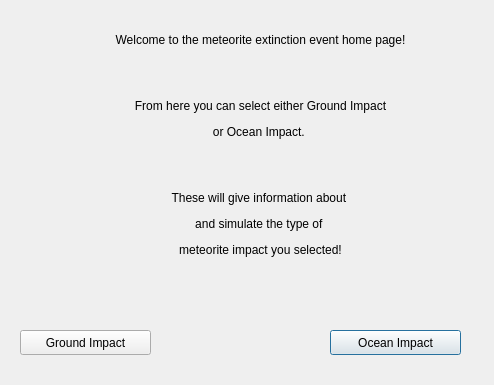
This is meteorite.ui in robertche54/a8-an-educational-app-f18 as Qt 5 draws it before an edit. The edited form follows.
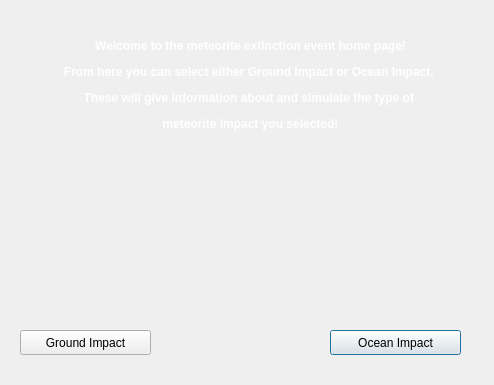
This is the edited form.

What changed in the file:
```diff
--- a/meteorite.ui
+++ b/meteorite.ui
@@ -42,17 +42,29 @@
   <widget class="QLabel" name="label">
    <property name="geometry">
     <rect>
-     <x>60</x>
-     <y>10</y>
-     <width>401</width>
-     <height>271</height>
+     <x>30</x>
+     <y>0</y>
+     <width>441</width>
+     <height>171</height>
     </rect>
    </property>
+   <property name="font">
+    <font>
+     <weight>75</weight>
+     <bold>true</bold>
+    </font>
+   </property>
+   <property name="styleSheet">
+    <string notr="true">color: white; </string>
+   </property>
    <property name="lineWidth">
     <number>1</number>
    </property>
    <property name="text">
-    <string>&lt;html&gt;&lt;head/&gt;&lt;body&gt;&lt;p align=&quot;center&quot;&gt;Welcome to the meteorite extinction event home page!&lt;/p&gt;&lt;p align=&quot;center&quot;&gt;&lt;br/&gt;&lt;/p&gt;&lt;p align=&quot;center&quot;&gt;From here you can select either Ground Impact&lt;/p&gt;&lt;p align=&quot;center&quot;&gt;or Ocean Impact. &lt;/p&gt;&lt;p align=&quot;center&quot;&gt;&lt;br/&gt;&lt;/p&gt;&lt;p align=&quot;center&quot;&gt;These will give information about &lt;/p&gt;&lt;p align=&quot;center&quot;&gt;and simulate the type of &lt;/p&gt;&lt;p align=&quot;center&quot;&gt;meteorite impact you selected!&lt;/p&gt;&lt;/body&gt;&lt;/html&gt;</string>
+    <string>&lt;html&gt;&lt;head/&gt;&lt;body&gt;&lt;p align=&quot;center&quot;&gt;Welcome to the meteorite extinction event home page!&lt;/p&gt;&lt;p align=&quot;center&quot;&gt;From here you can select either Ground Impact or Ocean Impact. &lt;/p&gt;&lt;p align=&quot;center&quot;&gt;These will give information about and simulate the type of &lt;/p&gt;&lt;p align=&quot;center&quot;&gt;meteorite impact you selected!&lt;/p&gt;&lt;/body&gt;&lt;/html&gt;</string>
+   </property>
+   <property name="wordWrap">
+    <bool>true</bool>
    </property>
   </widget>
  </widget>
```
